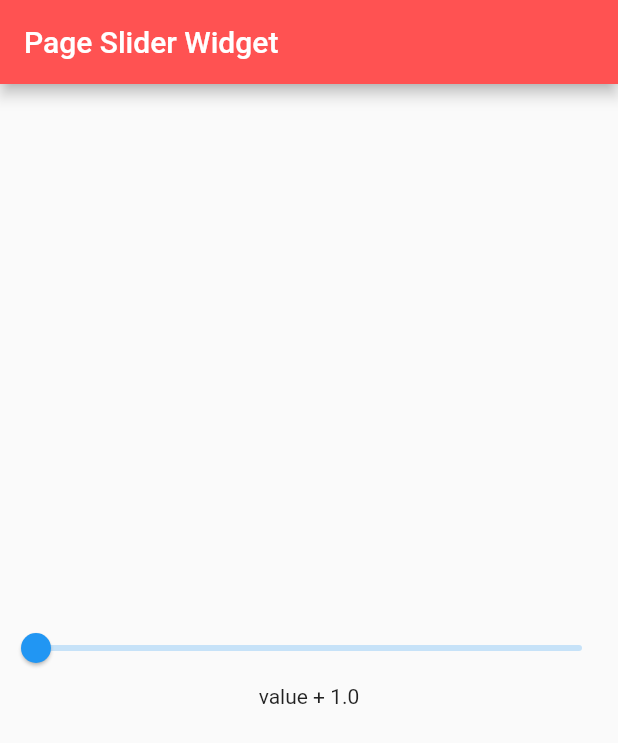
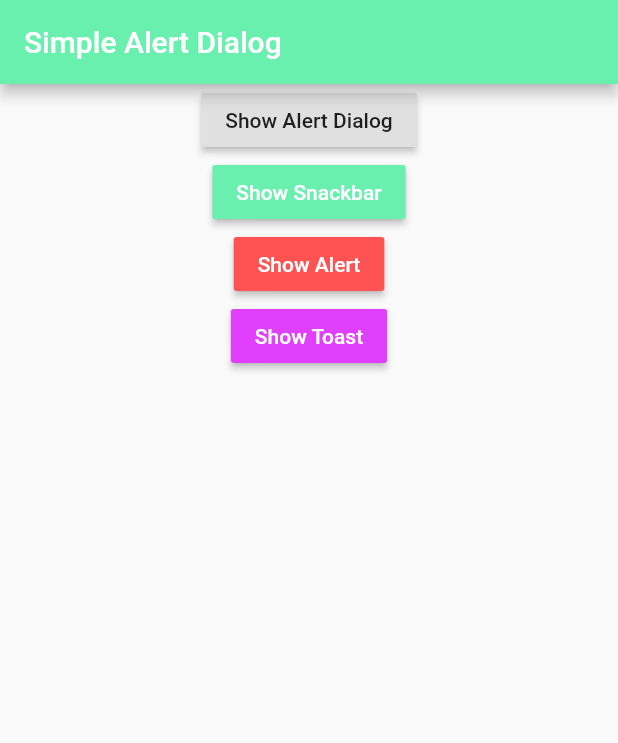
Before and after one commit to Rinal-29/Flutter-Basic, a Flutter app: the screen it shows after launch, on a phone screen of 412 x 824 dp. Shown: the top 743 px of the screen. Run offline on Flutter 3.47's test engine with Material 2 defaults, Android fonts, the phone set to English and light mode, and no system bars; our stand-ins replace fluttertoast.

Commit message:
add section notification widget and flutter plugin toast

```diff
--- a/lib/main.dart
+++ b/lib/main.dart
@@ -1,4 +1,7 @@
+import 'dart:io';
+
 import 'package:flutter/material.dart';
+import 'package:fluttertoast/fluttertoast.dart';
 
 void main() {
   runApp(MyApp());
@@ -26,7 +29,7 @@ class MyApp extends StatelessWidget {
         // closer together (more dense) than on mobile platforms.
         visualDensity: VisualDensity.adaptivePlatformDensity,
       ),
-      home: PageSliderWidget(), debugShowCheckedModeBanner: false,
+      home: PageAlertDialog(), debugShowCheckedModeBanner: false,
     );
   }
 }
@@ -339,3 +342,128 @@ class _PageSliderWidgetState extends State<PageSliderWidget> {
     );
   }
 }
+
+// page simple dialog
+// snackbar
+// toast
+class PageAlertDialog extends StatefulWidget {
+  @override
+  _PageAlertDialogState createState() => _PageAlertDialogState();
+}
+
+class _PageAlertDialogState extends State<PageAlertDialog> {
+
+  final GlobalKey<ScaffoldState> _key = new GlobalKey<ScaffoldState>();
+  SimpleDialog simpleDialog;
+
+  void showSnackbar() {
+    _key.currentState.showSnackBar(
+      new SnackBar(content: Text("Snackbar Showed"))
+    );
+  }
+
+  void showSimpleDialog() {
+    simpleDialog = new SimpleDialog(
+      title: new Text("Warning!"),
+      children: [
+        new SimpleDialogOption(
+          child: new Text("Jakarta"),
+          onPressed: (){
+            print("jakarta");
+          },
+        ),
+
+        new SimpleDialogOption(
+          child: new Text("Makassar"),
+          onPressed: () {
+            print("Makassar");
+          },
+        ),
+
+        new SimpleDialogOption(
+          child: new Text("Exit"),
+          onPressed: () {
+            Navigator.pop(context);
+          },
+        )
+      ],
+    );
+
+    showDialog(context: context, child: simpleDialog);
+  }
+
+  void showAlertDialog() {
+    showDialog(
+      context: context,
+      child: new AlertDialog(
+        title: Text("Warning"),
+        content: Text("Apakah Anda Yakin ingin Keluar ?"),
+        actions: [
+          new IconButton(icon: Icon(Icons.close), color: Colors.lightGreen, onPressed: () {
+            Navigator.pop(context);
+          }),
+
+          new IconButton(icon: Icon(Icons.check), color: Colors.redAccent, onPressed: () {
+            Navigator.pop(exit(0));
+          })
+        ],
+      )
+    );
+  }
+
+  @override
+  Widget build(BuildContext context) {
+    return Scaffold(
+      appBar: AppBar(
+        title: Text("Simple Alert Dialog"),
+        backgroundColor: Colors.greenAccent,
+      ),
+
+      key: _key,
+
+      body: new Center(
+        child: new Column(
+          children: [
+            new RaisedButton(
+              onPressed: () {
+                showSimpleDialog();
+                }, child: Text("Show Alert Dialog"),
+            ),
+
+            new MaterialButton(
+                onPressed: () {
+                  showSnackbar();
+                },
+              child: Text("Show Snackbar"),
+              color: Colors.greenAccent,
+              textColor: Colors.white,
+            ),
+
+            new MaterialButton(
+                onPressed: () {
+                  showAlertDialog();
+            },
+              child: Text("Show Alert"),
+              color: Colors.redAccent,
+              textColor: Colors.white,
+            ),
+
+            new MaterialButton(
+                onPressed: () {
+                  Fluttertoast.showToast(msg: "Ini Adalah Toast",
+                    toastLength: Toast.LENGTH_LONG,
+                    gravity: ToastGravity.BOTTOM,
+                    textColor: Colors.white,
+                    backgroundColor: Colors.grey
+                  );
+                },
+              child: Text("Show Toast"),
+              color: Colors.purpleAccent,
+              textColor: Colors.white,
+            )
+          ],
+        )
+      ),
+    );
+  }
+}
--- a/pubspec.yaml
+++ b/pubspec.yaml
@@ -28,6 +28,7 @@ dependencies:
   # The following adds the Cupertino Icons font to your application.
   # Use with the CupertinoIcons class for iOS style icons.
   cupertino_icons: ^1.0.0
+  fluttertoast: ^7.1.6
 
 dev_dependencies:
   flutter_test:
```
Also changed, not shown: pubspec.lock.
